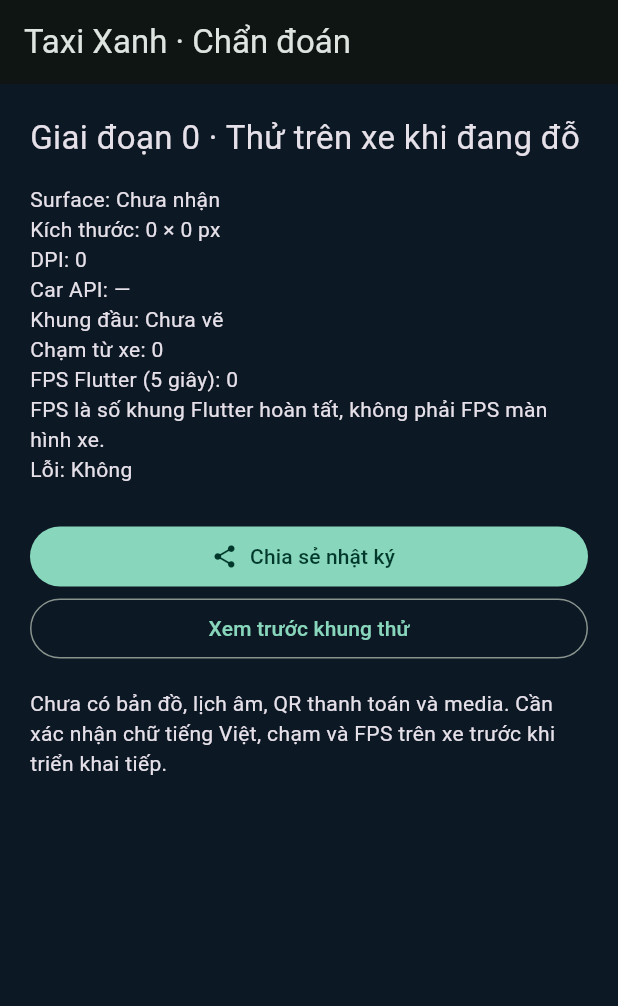
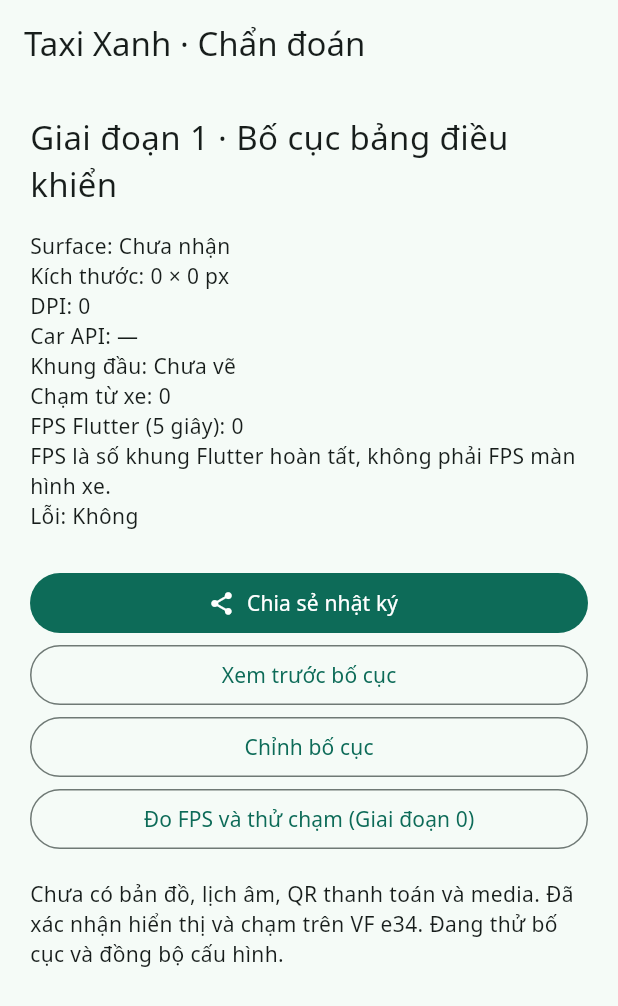
Before and after one commit to ThanhTaxiXanh/TaxiDriveAADashboad, a Flutter app: the screen it shows after launch, on a phone screen of 412 x 824 dp. Shown: the top 1006 px of the screen. Run offline on Flutter 3.47's test engine with Material 3 defaults, Android fonts, the phone set to English and light mode, and no system bars.

Commit message:
feat: add phase 1 dashboard layout and synchronized persistent settings

```diff
--- a/lib/core/car_bridge.dart
+++ b/lib/core/car_bridge.dart
@@ -9,9 +9,8 @@
         await methods.invokeMapMethod<String, dynamic>('snapshot') ?? {},
       );
 
-  static Stream<Map<String, dynamic>> watch() => events
-      .receiveBroadcastStream()
-      .map((event) => Map<String, dynamic>.from(event as Map));
+  static final _stream = events.receiveBroadcastStream().map((event) => Map<String, dynamic>.from(event as Map)).asBroadcastStream();
+  static Stream<Map<String, dynamic>> watch() => _stream;
 
   static Future<void> reportFrames(int frames, int elapsedMs) => methods
       .invokeMethod('frames', {'frames': frames, 'elapsedMs': elapsedMs});
--- /dev/null
+++ b/lib/core/dashboard_controller.dart
@@ -0,0 +1,42 @@
+import 'dart:async';
+import 'dart:convert';
+import 'package:flutter/foundation.dart';
+import 'car_bridge.dart';
+import 'layout_config.dart';
+
+class DashboardController extends ChangeNotifier {
+  DashboardController({this.connected = true, LayoutConfig? initial}) : config = initial ?? LayoutConfig(), ready = !connected {
+    if (connected) {
+      subscription = CarBridge.watch().listen((event) {
+        diagnostics = event;
+        final raw = event['layout'] as String?;
+        if (raw != null) {
+          try { config = LayoutConfig.fromJson(jsonDecode(raw) as Map<String, dynamic>); }
+          catch (_) { error = 'Cấu hình đã hỏng; dùng mặc định. Hãy đặt lại bố cục.'; }
+        }
+        panel = event['panel'] as String? ?? 'dashboard';
+        ready = true;
+        notifyListeners();
+      }, onError: (Object e) { error = 'Mất kết nối cầu nối: $e'; notifyListeners(); });
+    }
+  }
+  final bool connected;
+  LayoutConfig config;
+  Map<String, dynamic> diagnostics = {};
+  String panel = 'dashboard';
+  String? error;
+  bool ready;
+  StreamSubscription<Map<String, dynamic>>? subscription;
+  Future<void> update(LayoutConfig next) async {
+    if (!ready) return;
+    if (!connected) { config = next; notifyListeners(); return; }
+    try { await CarBridge.methods.invokeMethod('saveLayout', {'layout': next.toJson()}); }
+    catch (_) { error = 'Không lưu được bố cục. Vui lòng thử lại.'; notifyListeners(); }
+  }
+  Future<void> showPanel(String next) async {
+    if (!connected) { panel = next; notifyListeners(); return; }
+    await CarBridge.methods.invokeMethod('showPanel', {'panel': next});
+  }
+  @override
+  void dispose() { subscription?.cancel(); super.dispose(); }
+}
--- /dev/null
+++ b/lib/core/layout_config.dart
@@ -0,0 +1,47 @@
+class LayoutConfig {
+  LayoutConfig({double leftFraction = .58, List<double> rowWeights = const [1, 1.2, .8], List<bool> rowEnabled = const [true, true, true], String theme = 'auto', double fontScale = 1})
+      : leftFraction = finite(leftFraction, .58).clamp(.4, .75).toDouble(),
+        rowWeights = List.unmodifiable(List.generate(3, (i) => i < rowWeights.length ? finite(rowWeights[i], 1).clamp(.1, 10).toDouble() : 1.0)),
+        rowEnabled = List.unmodifiable(List.generate(3, (i) => i < rowEnabled.length ? rowEnabled[i] : true)),
+        theme = ['auto', 'light', 'dark'].contains(theme) ? theme : 'auto',
+        fontScale = finite(fontScale, 1).clamp(.8, 1.6).toDouble();
+  final double leftFraction;
+  final List<double> rowWeights;
+  final List<bool> rowEnabled;
+  final String theme;
+  final double fontScale;
+  static double finite(double value, double fallback) => value.isFinite ? value : fallback;
+  factory LayoutConfig.fromJson(Map<String, dynamic> json) => LayoutConfig(
+    leftFraction: (json['leftFraction'] as num?)?.toDouble() ?? .58,
+    rowWeights: (json['rowWeights'] as List?)?.map((e) => (e as num).toDouble()).toList() ?? [1, 1.2, .8],
+    rowEnabled: (json['rowEnabled'] as List?)?.cast<bool>() ?? [true, true, true],
+    theme: json['theme'] as String? ?? 'auto',
+    fontScale: (json['fontScale'] as num?)?.toDouble() ?? 1,
+  );
+  Map<String, dynamic> toJson() => {'leftFraction': leftFraction, 'rowWeights': rowWeights, 'rowEnabled': rowEnabled, 'theme': theme, 'fontScale': fontScale};
+  LayoutConfig copyWith({double? leftFraction, List<double>? rowWeights, List<bool>? rowEnabled, String? theme, double? fontScale}) => LayoutConfig(
+    leftFraction: leftFraction ?? this.leftFraction, rowWeights: rowWeights ?? this.rowWeights,
+    rowEnabled: rowEnabled ?? this.rowEnabled, theme: theme ?? this.theme, fontScale: fontScale ?? this.fontScale,
+  );
+  List<double> get fractions {
+    final active = [for (var i = 0; i < 3; i++) if (rowEnabled[i]) i];
+    final result = [0.0, 0.0, 0.0];
+    if (active.isEmpty) return result;
+    if (active.length < 3) {
+      for (final i in active) { result[i] = 1 / active.length; }
+      return result;
+    }
+    var remaining = 1.0;
+    final pending = [...active];
+    while (pending.isNotEmpty) {
+      final sum = pending.fold(0.0, (sum, i) => sum + rowWeights[i]);
+      final small = pending.where((i) => remaining * rowWeights[i] / sum < .15).toList();
+      if (small.isEmpty) {
+        for (final i in pending) { result[i] = remaining * rowWeights[i] / sum; }
+        break;
+      }
+      for (final i in small) { result[i] = .15; remaining -= .15; pending.remove(i); }
+    }
+    return result;
+  }
+}
--- a/lib/main.dart
+++ b/lib/main.dart
@@ -1,6 +1,9 @@
 import 'package:flutter/material.dart';
 import 'car_main.dart';
 import 'core/car_bridge.dart';
+import 'core/dashboard_controller.dart';
+import 'features/settings/layout_settings.dart';
+import 'features/dashboard/spike_screen.dart';
 import 'features/dashboard/dashboard_screen.dart';
 
 void main() {
@@ -12,32 +15,37 @@
 @pragma('vm:entry-point')
 void carMain() => startCar();
 
-class DashboardApp extends StatelessWidget {
+class DashboardApp extends StatefulWidget {
   const DashboardApp({super.key, this.car = false});
   final bool car;
-
   @override
-  Widget build(BuildContext context) => MaterialApp(
-    debugShowCheckedModeBanner: false,
-    theme: ThemeData.dark(useMaterial3: true).copyWith(
-      scaffoldBackgroundColor: const Color(0xff0c1824),
-      colorScheme: ColorScheme.fromSeed(
-        seedColor: const Color(0xff41d7b0),
-        brightness: Brightness.dark,
-      ),
-    ),
-    home: car ? const DashboardScreen() : const DiagnosticsScreen(),
-  );
+  State<DashboardApp> createState() => _DashboardAppState();
+}
+class _DashboardAppState extends State<DashboardApp> {
+  final controller = DashboardController();
+  @override
+  void dispose() { controller.dispose(); super.dispose(); }
+  @override
+  Widget build(BuildContext context) => ListenableBuilder(listenable: controller, builder: (context, _) {
+    ThemeData theme(Brightness brightness) => ThemeData(useMaterial3: true, brightness: brightness, fontFamily: 'NotoSans', colorSchemeSeed: const Color(0xff41b69b));
+    return MaterialApp(
+      debugShowCheckedModeBanner: false,
+      theme: theme(Brightness.light), darkTheme: theme(Brightness.dark),
+      themeMode: switch (controller.config.theme) { 'light' => ThemeMode.light, 'dark' => ThemeMode.dark, _ => widget.car ? (controller.diagnostics['carDark'] == true ? ThemeMode.dark : ThemeMode.light) : ThemeMode.system },
+      home: widget.car ? DashboardScreen(controller: controller, car: true) : DiagnosticsScreen(controller: controller),
+    );
+  });
 }
 
 class DiagnosticsScreen extends StatefulWidget {
-  const DiagnosticsScreen({super.key});
+  const DiagnosticsScreen({super.key, required this.controller});
+  final DashboardController controller;
   @override
   State<DiagnosticsScreen> createState() => _DiagnosticsScreenState();
 }
 
 class _DiagnosticsScreenState extends State<DiagnosticsScreen> {
-  late final stream = CarBridge.watch();
+  Stream<Map<String, dynamic>> get stream => CarBridge.watch();
   String? error;
 
   @override
@@ -45,13 +53,14 @@
     appBar: AppBar(title: const Text('Taxi Xanh · Chẩn đoán')),
     body: StreamBuilder<Map<String, dynamic>>(
       stream: stream,
+      initialData: widget.controller.diagnostics,
       builder: (context, state) {
         final data = state.data ?? {};
         return ListView(
           padding: const EdgeInsets.all(20),
           children: [
             const Text(
-              'Giai đoạn 0 · Thử trên xe khi đang đỗ',
+              'Giai đoạn 1 · Bố cục bảng điều khiển',
               style: TextStyle(fontSize: 22),
             ),
             const SizedBox(height: 16),
@@ -88,15 +97,17 @@
             OutlinedButton(
               onPressed: () => Navigator.of(context).push(
                 MaterialPageRoute<void>(
-                  builder: (_) => const DashboardScreen(preview: true),
+                  builder: (_) => DashboardScreen(controller: widget.controller),
                 ),
               ),
-              child: const Text('Xem trước khung thử'),
+              child: const Text('Xem trước bố cục'),
             ),
+            OutlinedButton(onPressed: () => Navigator.of(context).push(MaterialPageRoute<void>(builder: (_) => Scaffold(appBar: AppBar(title: const Text('Bố cục')), body: ListenableBuilder(listenable: widget.controller, builder: (_, _) => LayoutSettings(controller: widget.controller))))), child: const Text('Chỉnh bố cục')),
+            OutlinedButton(onPressed: () => Navigator.of(context).push(MaterialPageRoute<void>(builder: (_) => const SpikeScreen(preview: true))), child: const Text('Đo FPS và thử chạm (Giai đoạn 0)')),
             const SizedBox(height: 16),
             const Text(
               'Chưa có bản đồ, lịch âm, QR thanh toán và media. '
-              'Cần xác nhận chữ tiếng Việt, chạm và FPS trên xe trước khi triển khai tiếp.',
+              'Đã xác nhận hiển thị và chạm trên VF e34. Đang thử bố cục và đồng bộ cấu hình.',
             ),
           ],
         );
--- a/pubspec.yaml
+++ b/pubspec.yaml
@@ -1,7 +1,7 @@
 name: taxi_driver_aa_dashboard
 description: Thử nghiệm Flutter trực tiếp trên bề mặt Android Auto.
 publish_to: none
-version: 0.0.1+1
+version: 0.1.0+1
 environment:
   sdk: '>=3.9.0 <4.0.0'
 dependencies:
@@ -12,3 +12,7 @@
     sdk: flutter
 flutter:
   uses-material-design: true
+  fonts:
+    - family: NotoSans
+      fonts:
+        - asset: assets/fonts/NotoSans-Regular.ttf
```
Also changed, not shown: assets/fonts/OFL.txt (added, +94 -0 lines), lib/features/dashboard/dashboard_screen.dart (+87 -105 lines), lib/features/dashboard/spike_screen.dart (added, +125 -0 lines), lib/features/settings/layout_settings.dart (added, +38 -0 lines), lib/modules/dashboard_module.dart (added, +18 -0 lines), tools/ui_preview_test.dart (added, +27 -0 lines), assets/fonts/NotoSans-Regular.ttf (added), 14 other files.
